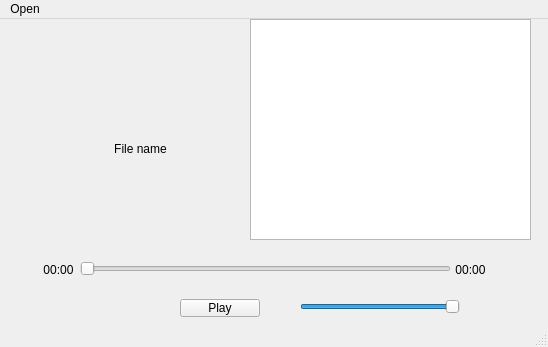
Old version of the form mainwindow.ui in the repository E-Lian/qt-music-player.
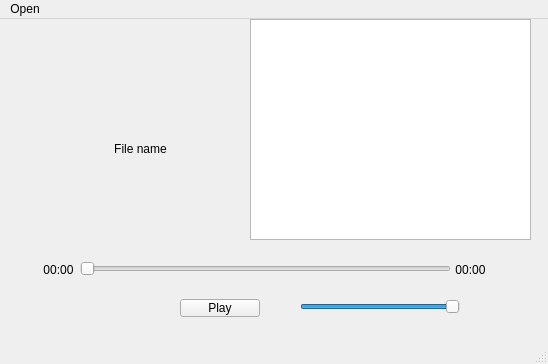
New version of the form.

Patch:
```diff
--- a/mainwindow.ui
+++ b/mainwindow.ui
@@ -7,7 +7,7 @@
     <x>0</x>
     <y>0</y>
     <width>548</width>
-    <height>347</height>
+    <height>364</height>
    </rect>
   </property>
   <property name="windowTitle">
```
